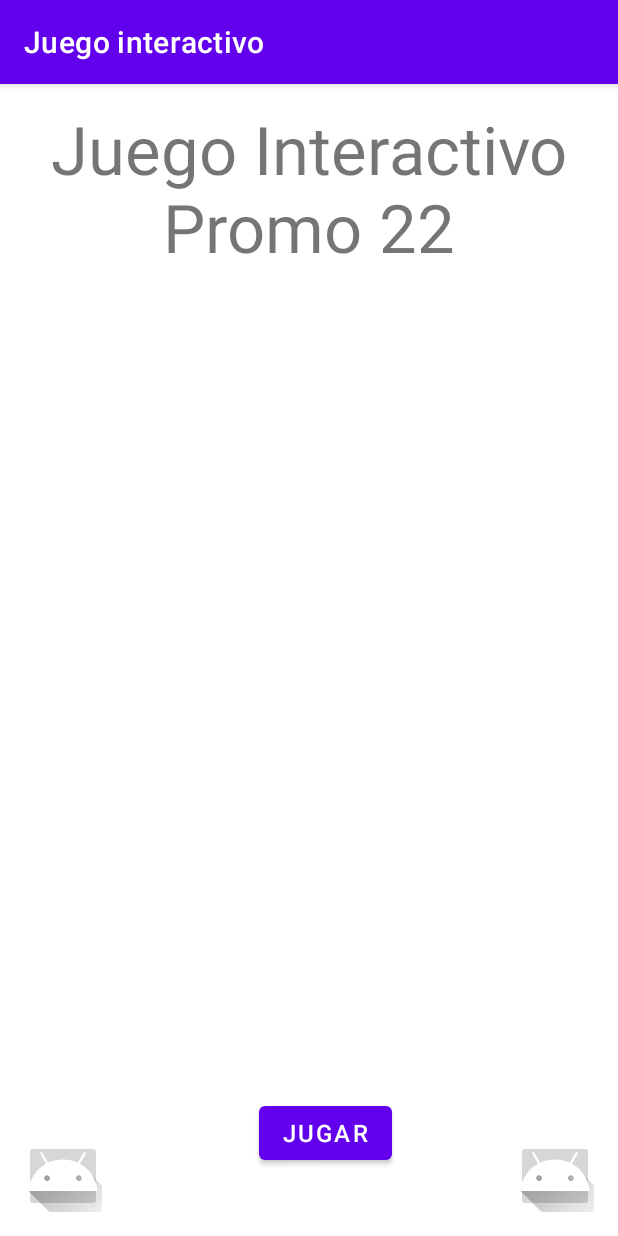
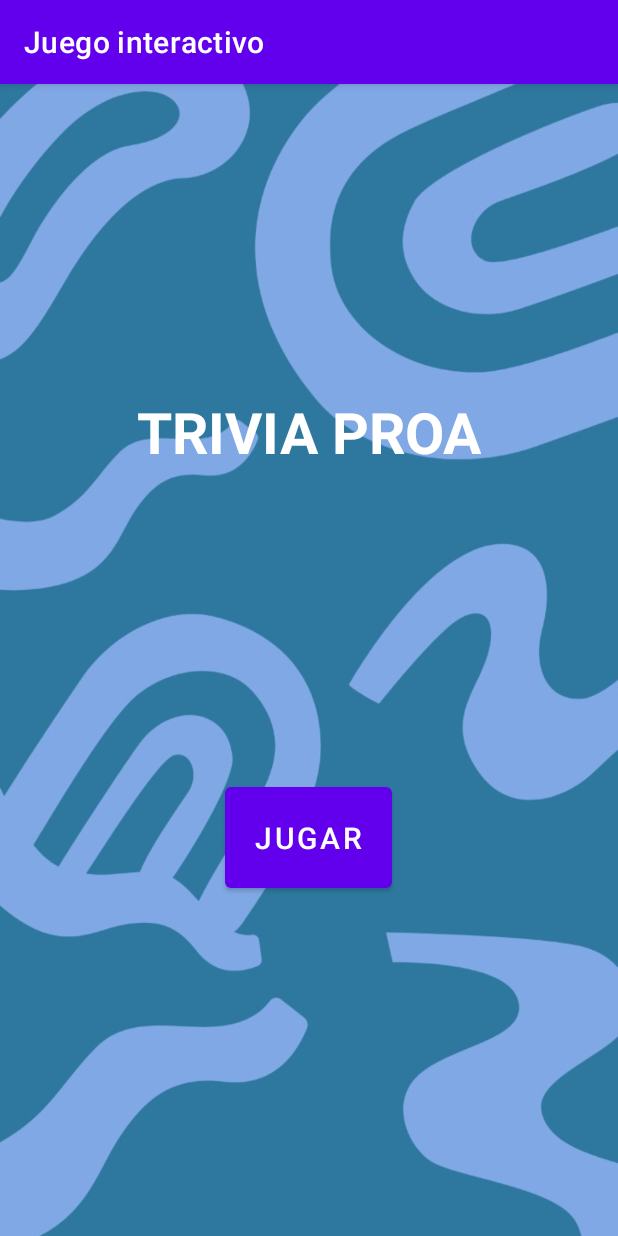
Before and after one commit to nerina92/TriviaSexto2022, an Android app: the screen it shows after launch (MainActivity), on a phone screen of 412 x 824 dp. Run offline under Robolectric (Android 15) with nearby library versions, the phone set to English and light mode, and no system bars.

Commit message:
Ema 05/09

```diff
--- a/app/src/main/res/layout/activity_main.xml
+++ b/app/src/main/res/layout/activity_main.xml
@@ -4,65 +4,44 @@
     xmlns:tools="http://schemas.android.com/tools"
     android:layout_width="match_parent"
     android:layout_height="match_parent"
+    android:background="@drawable/hola"
     tools:context=".MainActivity">
+
+    <Button
+        android:id="@+id/button"
+        android:layout_width="wrap_content"
+        android:layout_height="wrap_content"
+        android:layout_marginBottom="20dp"
+        android:padding="20dp"
+        android:text="Jugar"
+        android:textSize="20sp"
+        app:layout_constraintBottom_toBottomOf="parent"
+        app:layout_constraintBottom_toTopOf="Juego Interactivo Promo 22"
+        app:layout_constraintEnd_toEndOf="parent"
+        app:layout_constraintHorizontal_bias="0.498"
+        app:layout_constraintStart_toStartOf="parent"
+        app:layout_constraintTop_toBottomOf="@+id/textView2" />
 
     <TextView
         android:id="@+id/textView2"
         android:layout_width="wrap_content"
         android:layout_height="wrap_content"
-        android:layout_marginTop="32dp"
-        android:text="Juego Interactivo Promo 22"
-        android:textAlignment="center"
-        android:textSize="20pt"
-        app:layout_constraintBottom_toTopOf="@+id/imageView"
+        android:text="TRIVIA PROA"
+        android:textSize="38sp"
+        android:textStyle="bold"
+        android:textColor="@color/white"
+        app:layout_constraintBottom_toTopOf="@+id/button"
         app:layout_constraintEnd_toEndOf="parent"
         app:layout_constraintStart_toStartOf="parent"
         app:layout_constraintTop_toTopOf="parent" />
 
-    <ImageView
-        android:id="@+id/imageView"
-        android:layout_width="391dp"
-        android:layout_height="250dp"
-        android:layout_marginTop="24dp"
-        android:layout_marginBottom="252dp"
-        app:layout_constraintBottom_toTopOf="@id/button"
-        app:layout_constraintEnd_toEndOf="parent"
-        app:layout_constraintStart_toStartOf="parent"
-        app:layout_constraintTop_toBottomOf="@+id/textView2"
-        tools:srcCompat="@drawable/gigachad" />
+    <!-- <ImageView
+         android:id="@+id/imageView"
+         android:layout_width="wrap_content"
+         android:layout_height="wrap_content"
+         app:srcCompat="@drawable/hola"
+         tools:layout_editor_absoluteX="0dp"
+         tools:layout_editor_absoluteY="-91dp" />-->
 
-    <Button
-        android:id="@+id/button"
-        android:layout_width="wrap_content"
-        android:layout_height="wrap_content"
-        android:layout_marginTop="24dp"
-        android:text="Jugar"
-        android:textSize="16sp"
-        app:layout_constraintBottom_toTopOf="@+id/imageButton3"
-        app:layout_constraintEnd_toEndOf="parent"
-        app:layout_constraintHorizontal_bias="0.535"
-        app:layout_constraintStart_toStartOf="parent"
-        app:layout_constraintTop_toBottomOf="@+id/imageView" />
-
-    <ImageButton
-        android:id="@+id/imageButton2"
-        android:layout_width="52dp"
-        android:layout_height="48dp"
-        android:layout_marginStart="16dp"
-        android:layout_marginBottom="16dp"
-        app:layout_constraintBottom_toBottomOf="parent"
-        app:layout_constraintStart_toStartOf="parent"
-        app:srcCompat="@drawable/ic_launcher_foreground" />
-
-    <ImageButton
-        android:id="@+id/imageButton3"
-        android:layout_width="52dp"
-        android:layout_height="48dp"
-        android:layout_marginBottom="16dp"
-        app:layout_constraintBottom_toBottomOf="parent"
-        app:layout_constraintEnd_toEndOf="parent"
-        app:layout_constraintHorizontal_bias="0.955"
-        app:layout_constraintStart_toStartOf="parent"
-        app:srcCompat="@drawable/ic_launcher_foreground" />
 
 </androidx.constraintlayout.widget.ConstraintLayout>
--- a/app/src/main/res/layout/activity_resultado.xml
+++ b/app/src/main/res/layout/activity_resultado.xml
@@ -83,10 +83,10 @@
             <TextView
                 android:id="@+id/Rcorrectas"
                 android:layout_width="wrap_content"
-                android:layout_height="50dp"
-                android:textSize="20sp"
+                android:layout_height="52dp"
+                android:text="Respuestas Correctas"
                 android:textColor="@color/white"
-                android:text="Respuestas Correctas" />
+                android:textSize="20sp" />
 
             <TextView
                 android:id="@+id/Rcnum"
```
Also changed, not shown: app/src/main/java/com/example/juegointeractivo/Controller.java (+40 -4 lines), app/src/main/java/com/example/juegointeractivo/SegundaPantalla.java (+7 -2 lines), app/src/main/res/drawable-v24/hola.jpg (added).
